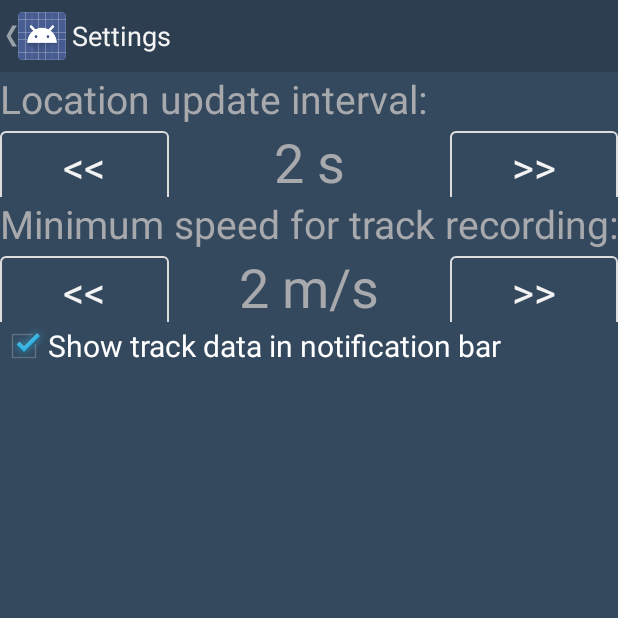
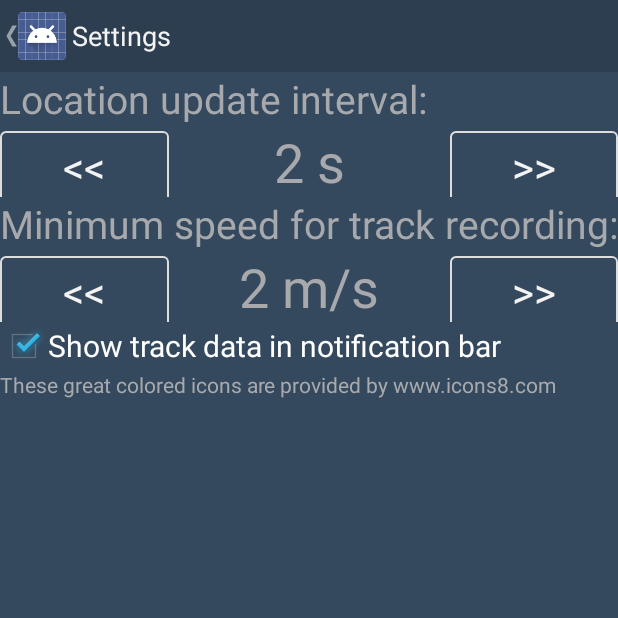
Before and after one commit to pricindalas/GPXTracker, an Android app: the SettingsActivity screen opened directly, with no data from a screen before it, on a phone screen of 412 x 824 dp, the top half of it. Run offline under Robolectric (Android 15) with nearby library versions, the phone set to English and light mode, and no system bars.

Commit message:
Pridetas ikoneliu aprasas del saito paminejimo.

```diff
--- a/trk/src/main/res/layout/activity_settings.xml
+++ b/trk/src/main/res/layout/activity_settings.xml
@@ -86,4 +86,10 @@
         android:textSize="20sp"
         android:onClick="chkBoxUpdateNotifications"
         android:text="@string/settings_showinfotonotif" />
+
+    <TextView
+        android:layout_width="wrap_content"
+        android:layout_height="wrap_content"
+        android:text="These great colored icons are provided by www.icons8.com"
+        android:id="@+id/credits" />
 </LinearLayout>
```
Also changed, not shown: 1 other file.
